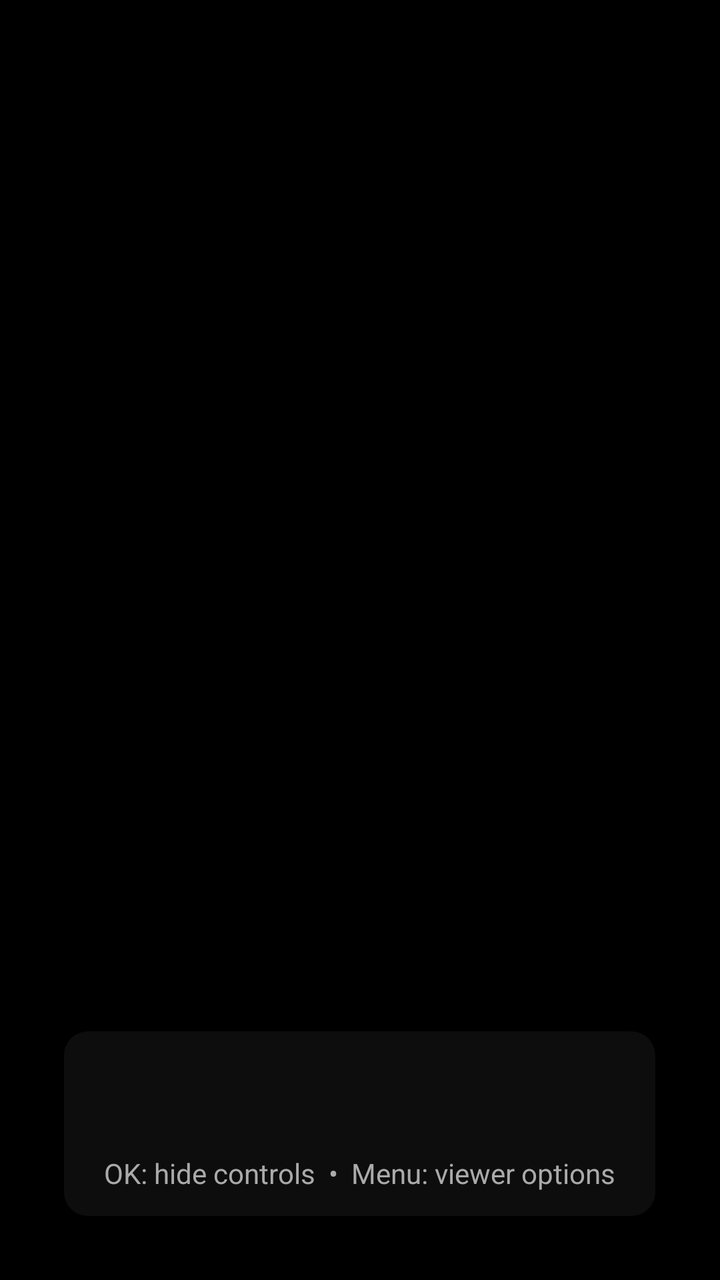
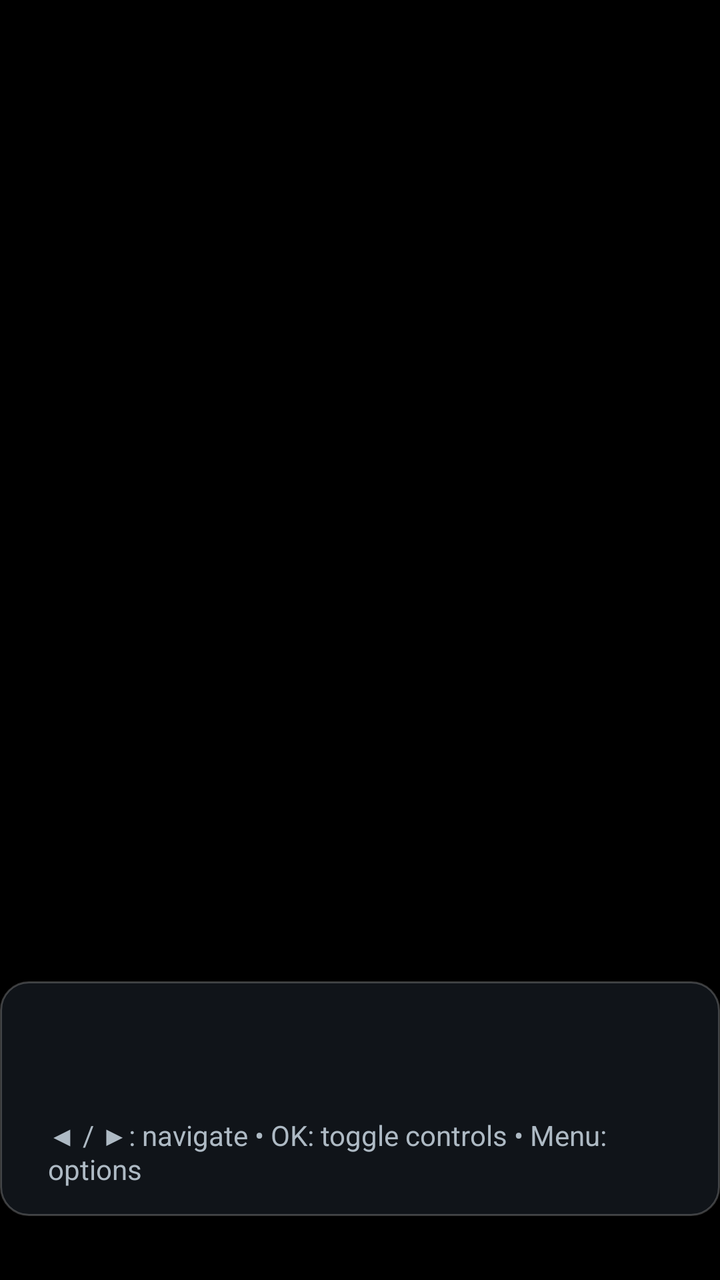

Compare the two renders of this Android layout. The source of the first and the diff that turns it into the second are given below.
<!-- AndroidManifest.xml: application theme Theme.Sinema -->
<!-- res/layout/activity_image_view.xml -->
<?xml version="1.0" encoding="utf-8"?>
<FrameLayout xmlns:android="http://schemas.android.com/apk/res/android"
    android:layout_width="match_parent"
    android:layout_height="match_parent"
    android:background="#FF000000">

    <ImageView
        android:id="@+id/fullscreen_image"
        android:layout_width="match_parent"
        android:layout_height="match_parent"
        android:scaleType="fitCenter"
        android:contentDescription="@null" />

    <LinearLayout
        android:id="@+id/image_controls"
        android:layout_width="wrap_content"
        android:layout_height="wrap_content"
        android:layout_gravity="bottom|center_horizontal"
        android:layout_marginBottom="32dp"
        android:orientation="vertical"
        android:gravity="center_horizontal"
        android:paddingStart="20dp"
        android:paddingEnd="20dp"
        android:paddingTop="12dp"
        android:paddingBottom="12dp"
        android:background="@drawable/image_viewer_controls_background">

        <TextView
            android:id="@+id/image_caption"
            android:layout_width="wrap_content"
            android:layout_height="wrap_content"
            android:maxWidth="1000dp"
            android:ellipsize="end"
            android:maxLines="1"
            android:textColor="#FFFFFFFF"
            android:textSize="18sp" />

        <TextView
            android:id="@+id/image_status"
            android:layout_width="wrap_content"
            android:layout_height="wrap_content"
            android:layout_marginTop="3dp"
            android:textColor="#FFCCCCCC"
            android:textSize="14sp" />

        <TextView
            android:layout_width="wrap_content"
            android:layout_height="wrap_content"
            android:layout_marginTop="3dp"
            android:text="OK: hide controls  •  Menu: viewer options"
            android:textColor="#FFAAAAAA"
            android:textSize="14sp" />
    </LinearLayout>

</FrameLayout>
<!-- resources referenced by this layout -->
<resources>
  <!-- drawable image_viewer_controls_background (drawable) -->
  <?xml version="1.0" encoding="utf-8"?>
  <shape xmlns:android="http://schemas.android.com/apk/res/android" android:shape="rectangle">
      <solid android:color="#D9101010" />
      <corners android:radius="12dp" />
  </shape>
  <style name="Theme.Sinema" parent="@style/Theme.Leanback.Browse">
          <item name="android:windowIsTranslucent">false</item>
          <item name="android:windowBackground">#FF1B1B1B</item>
          <item name="android:colorBackground">#FF1B1B1B</item>
          <item name="android:colorPrimary">#FF1B1B1B</item>
          <item name="defaultBrandColor">#FF1B1B1B</item>
          <item name="defaultBrandColorDark">#FF121212</item>
          <item name="android:textColorPrimary">@android:color/white</item>
          <item name="android:textColorSecondary">#AAAAAA</item>
          <item name="browsePaddingStart">48dp</item>
          <item name="browsePaddingEnd">48dp</item>
          <item name="browsePaddingTop">27dp</item>
          <item name="browsePaddingBottom">27dp</item>
      </style>
</resources>

<!-- the commit's change to res/layout/activity_image_view.xml (unified diff, before → after) -->
@@ -11,6 +11,21 @@
         android:scaleType="fitCenter"
         android:contentDescription="@null" />
 
+    <ProgressBar
+        android:id="@+id/image_loading_progress"
+        android:layout_width="52dp"
+        android:layout_height="52dp"
+        android:layout_gravity="center"
+        android:visibility="gone" />
+
+    <View
+        android:id="@+id/image_controls_scrim"
+        android:layout_width="match_parent"
+        android:layout_height="220dp"
+        android:layout_gravity="bottom"
+        android:background="@drawable/image_viewer_scrim"
+        android:importantForAccessibility="no" />
+
     <LinearLayout
         android:id="@+id/image_controls"
         android:layout_width="wrap_content"
@@ -19,10 +34,10 @@
         android:layout_marginBottom="32dp"
         android:orientation="vertical"
         android:gravity="center_horizontal"
-        android:paddingStart="20dp"
-        android:paddingEnd="20dp"
-        android:paddingTop="12dp"
-        android:paddingBottom="12dp"
+        android:paddingStart="24dp"
+        android:paddingEnd="24dp"
+        android:paddingTop="14dp"
+        android:paddingBottom="14dp"
         android:background="@drawable/image_viewer_controls_background">
 
         <TextView
@@ -33,22 +48,34 @@
             android:ellipsize="end"
             android:maxLines="1"
             android:textColor="#FFFFFFFF"
-            android:textSize="18sp" />
+            android:textSize="18sp"
+            android:textStyle="bold" />
 
         <TextView
             android:id="@+id/image_status"
             android:layout_width="wrap_content"
             android:layout_height="wrap_content"
-            android:layout_marginTop="3dp"
-            android:textColor="#FFCCCCCC"
+            android:layout_marginTop="4dp"
+            android:textColor="#FFD5E4EE"
             android:textSize="14sp" />
 
+        <ProgressBar
+            android:id="@+id/image_progress_bar"
+            style="?android:attr/progressBarStyleHorizontal"
+            android:layout_width="320dp"
+            android:layout_height="4dp"
+            android:layout_marginTop="8dp"
+            android:max="1000"
+            android:progressDrawable="@drawable/image_viewer_progress_bar"
+            android:visibility="gone" />
+
         <TextView
+            android:id="@+id/image_hint"
             android:layout_width="wrap_content"
             android:layout_height="wrap_content"
-            android:layout_marginTop="3dp"
-            android:text="OK: hide controls  •  Menu: viewer options"
-            android:textColor="#FFAAAAAA"
+            android:layout_marginTop="6dp"
+            android:text="@string/screens_polish_image_hint_browse"
+            android:textColor="#FFAEBAC4"
             android:textSize="14sp" />
     </LinearLayout>
 
<!-- resource entries referenced after the edit -->
@@ -2,10 +2,41 @@
 <resources>
   <!-- drawable image_viewer_controls_background (drawable) -->
   <?xml version="1.0" encoding="utf-8"?>
-  <shape xmlns:android="http://schemas.android.com/apk/res/android" android:shape="rectangle">
-      <solid android:color="#D9101010" />
-      <corners android:radius="12dp" />
+  <shape xmlns:android="http://schemas.android.com/apk/res/android"
+      android:shape="rectangle">
+      <solid android:color="#E612171C" />
+      <stroke android:width="1dp" android:color="@color/screens_polish_border_subtle" />
+      <corners android:radius="14dp" />
   </shape>
+  <!-- drawable image_viewer_progress_bar (drawable) -->
+  <?xml version="1.0" encoding="utf-8"?>
+  <layer-list xmlns:android="http://schemas.android.com/apk/res/android">
+      <item android:id="@android:id/background">
+          <shape android:shape="rectangle">
+              <solid android:color="#33FFFFFF" />
+              <corners android:radius="@dimen/screens_polish_pill_radius" />
+          </shape>
+      </item>
+      <item android:id="@android:id/progress">
+          <clip>
+              <shape android:shape="rectangle">
+                  <solid android:color="@color/screens_polish_accent" />
+                  <corners android:radius="@dimen/screens_polish_pill_radius" />
+              </shape>
+          </clip>
+      </item>
+  </layer-list>
+  <!-- drawable image_viewer_scrim (drawable) -->
+  <?xml version="1.0" encoding="utf-8"?>
+  <shape xmlns:android="http://schemas.android.com/apk/res/android"
+      android:shape="rectangle">
+      <gradient
+          android:angle="270"
+          android:startColor="#00000000"
+          android:centerColor="#A6000000"
+          android:endColor="#EB000000" />
+  </shape>
+  <string name="screens_polish_image_hint_browse">◀ / ▶: navigate  •  OK: toggle controls  •  Menu: options</string>
   <style name="Theme.Sinema" parent="@style/Theme.Leanback.Browse">
           <item name="android:windowIsTranslucent">false</item>
           <item name="android:windowBackground">#FF1B1B1B</item>
@@ -20,5 +51,8 @@
           <item name="browsePaddingTop">27dp</item>
           <item name="browsePaddingBottom">27dp</item>
       </style>
+  <color name="screens_polish_border_subtle">#38FFFFFF</color>
+  <dimen name="screens_polish_pill_radius">999dp</dimen>
+  <color name="screens_polish_accent">#FF2AABE0</color>
 </resources>
 
